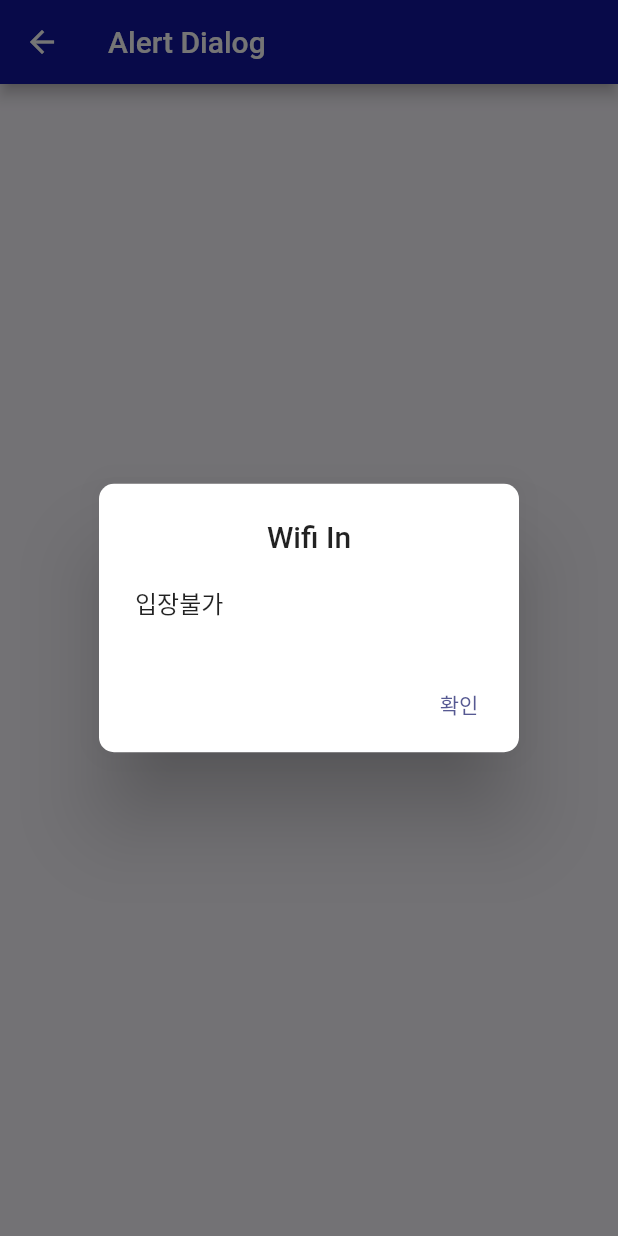
After one commit to 2023-hci-chungmugong/front-end, a Flutter app: the WifiIn screen opened directly, after a tap on "Alert Open", on a phone screen of 412 x 824 dp. The commit adds this screen. Run offline on Flutter 3.47's test engine with Material 2 defaults, Android fonts, the phone set to English and light mode, and no system bars; our stand-ins replace connectivity_plus, flutter_local_notifications, flutter_svg; missing offline and left inert: network_info_plus.

Commit message:
wifi scan and notification, not yet

```diff
--- a/lib/view/login_view.dart
+++ b/lib/view/login_view.dart
@@ -1,7 +1,9 @@
 import 'dart:developer';
 
 import 'package:chungmugong_front_end/intent/auth.dart';
+import 'package:chungmugong_front_end/view/lobby_body.dart';
 import 'package:chungmugong_front_end/view/lobby_view.dart';
+import 'package:chungmugong_front_end/view/wifi_in.dart';
 import 'package:flutter/material.dart';
 
 class LoginView extends StatefulWidget {
@@ -53,7 +55,7 @@ class _LoginViewState extends State<LoginView> {
             onPressed: () {
               if (Auth.auth(id, pw)) {
                 Navigator.of(context).push(MaterialPageRoute(
-                  builder: (context) => LobbyView(),
+                  builder: (context) => WifiIn(),
                 ));
               } else {
                 showDialog(
--- /dev/null
+++ b/lib/view/wifi_in.dart
@@ -0,0 +1,154 @@
+import 'package:chungmugong_front_end/util/styled_component.dart';
+import 'package:chungmugong_front_end/view/lobby_body.dart';
+import 'package:flutter/material.dart';
+import 'package:network_info_plus/network_info_plus.dart';
+import 'package:connectivity_plus/connectivity_plus.dart';
+import 'package:flutter_local_notifications/flutter_local_notifications.dart';
+
+// import 'package:wifi_flutter/wifi_flutter.dart';
+
+// class WifiIn extends StatelessWidget {
+//   const WifiIn({super.key});
+
+//   @override
+//   Widget build(BuildContext context) {
+//     return Scaffold(
+//       appBar: AppBar(
+//         title: Text('Alert Dialog'),
+//       ),
+//       body: Center(
+//         child: ElevatedButton(
+//           onPressed: null,
+//           child: Text('Button'),
+//         ),
+//       ),
+//     );
+//   }
+// }
+
+final connectivity = Connectivity();
+
+class WifiIn extends StatefulWidget {
+  const WifiIn({super.key});
+  @override
+  _WifiIn createState() => _WifiIn();
+}
+
+class _WifiIn extends State<WifiIn> {
+  String ipaddress = '10.0.2.16';
+
+  @override
+  Widget build(BuildContext context) {
+    return Scaffold(
+      appBar: AppBar(
+        title: Text('Alert Dialog'),
+        backgroundColor: Color.fromARGB(255, 17, 22, 160),
+      ),
+      body: Center(
+        child: Column(
+          mainAxisAlignment: MainAxisAlignment.center,
+          children: <Widget>[
+            TextButton(
+              style: TextButton.styleFrom(
+                  shape: RoundedRectangleBorder(
+                    borderRadius: BorderRadius.circular(10.0),
+                  ),
+                  fixedSize: Size(120, 50),
+                  backgroundColor: Color.fromARGB(255, 17, 22, 160)),
+              onPressed: () => FlutterDialog(), //wifi scan되면 띄우게
+              child: const Text(
+                'Alert Open',
+                style: TextStyle(
+                  color: Color.fromARGB(255, 255, 255, 255),
+                  fontSize: 16,
+                  fontWeight: FontWeight.bold,
+                ),
+              ),
+            )
+          ],
+        ),
+      ),
+    );
+  }
+
+  void FlutterDialog() async {
+    final info = NetworkInfo();
+    // final wifiname = await info.getWifiName();
+    final wifiIP = await info.getWifiIP();
+    if (wifiIP == ipaddress) {
+      showDialog(
+          context: context,
+          barrierDismissible: false, //Alert창 밖 터치 불가
+          builder: (BuildContext context) {
+            return AlertDialog(
+              shape: RoundedRectangleBorder(
+                  borderRadius: BorderRadius.circular(10.0)),
+              //Dialog Main Title
+              title: Column(
+                children: <Widget>[
+                  new Text("Wifi In"),
+                ],
+              ),
+              content: Column(
+                mainAxisSize: MainAxisSize.min,
+                crossAxisAlignment: CrossAxisAlignment.start,
+                children: <Widget>[
+                  Text(
+                    "입장하시겠습니까?",
+                  ),
+                ],
+              ),
+              actions: <Widget>[
+                new TextButton(
+                  child: new Text("입장"),
+                  onPressed: () {
+                    Navigator.of(context).push(MaterialPageRoute(
+                      builder: (context) => LobbyBody(),
+                    ));
+                  },
+                ),
+                new TextButton(
+                  child: new Text("취소"),
+                  onPressed: () {
+                    Navigator.pop(context);
+                  },
+                ),
+              ],
+            );
+          });
+    } else {
+      showDialog(
+          context: context,
+          barrierDismissible: false, //Alert창 밖 터치 불가
+          builder: (BuildContext context) {
+            return AlertDialog(
+              shape: RoundedRectangleBorder(
+                  borderRadius: BorderRadius.circular(10.0)),
+              //Dialog Main Title
+              title: Column(
+                children: <Widget>[
+                  new Text("Wifi In"),
+                ],
+              ),
+              content: Column(
+                mainAxisSize: MainAxisSize.min,
+                crossAxisAlignment: CrossAxisAlignment.start,
+                children: <Widget>[
+                  Text(
+                    "입장불가",
+                  ),
+                ],
+              ),
+              actions: <Widget>[
+                new TextButton(
+                  child: new Text("확인"),
+                  onPressed: () {
+                    Navigator.pop(context);
+                  },
+                ),
+              ],
+            );
+          });
+    }
+  }
+}
--- a/pubspec.yaml
+++ b/pubspec.yaml
@@ -19,7 +19,7 @@ publish_to: "none" # Remove this line if you wish to publish to pub.dev
 version: 1.0.0+1
 
 environment:
-  sdk: ">=2.19.3 <3.0.0"
+  sdk: ^3.0.0
 
 # Dependencies specify other packages that your package needs in order to work.
 # To automatically upgrade your package dependencies to the latest versions
@@ -36,6 +36,9 @@ dependencies:
   cupertino_icons: ^1.0.2
   provider: ^6.0.5
   flutter_svg: ^2.0.2
+  network_info_plus: ^4.0.0
+  connectivity_plus: ^4.0.0
+  flutter_local_notifications: ^14.0.0+2
 
 dev_dependencies:
   flutter_test:
```
Also changed, not shown: lib/main.dart (+11 -1 lines), lib/util/notification.dart (added, +61 -0 lines), pubspec.lock, 1 other file.
